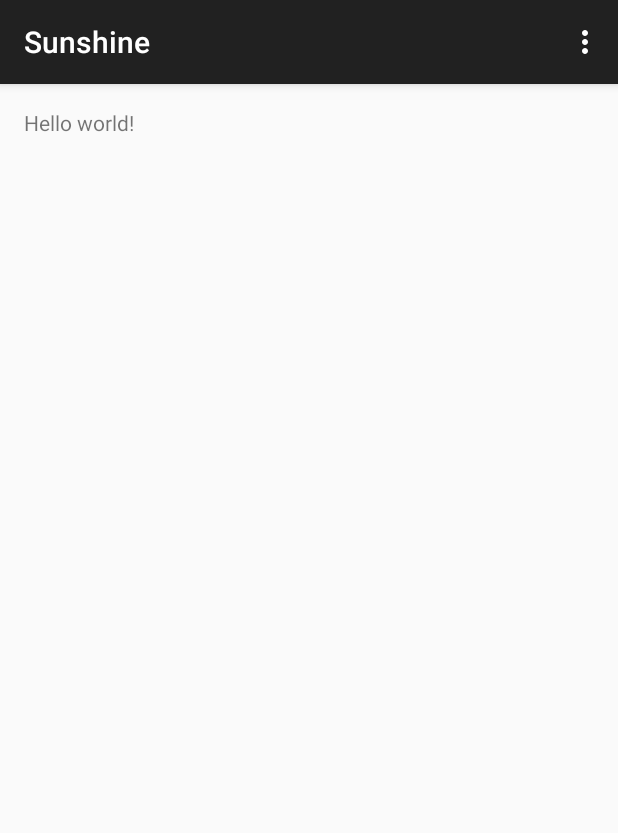
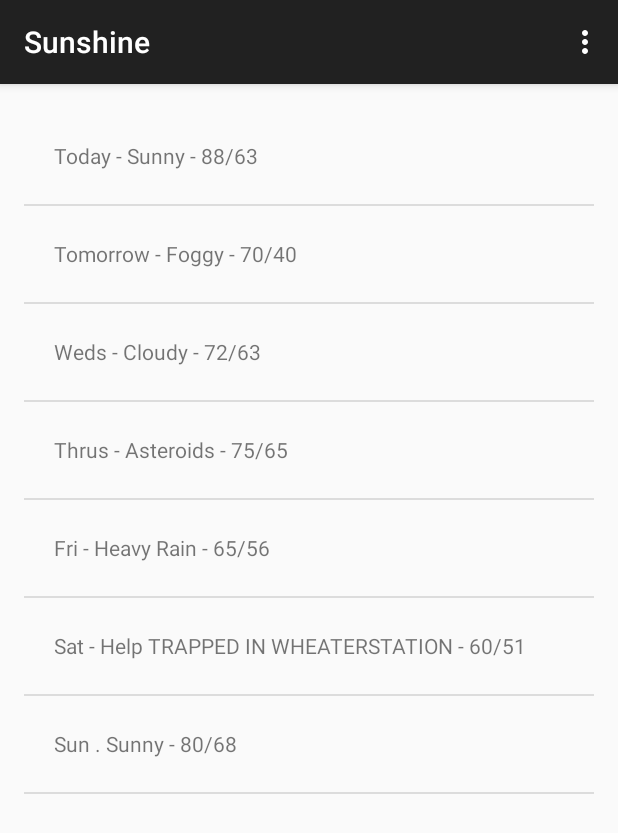
Before and after one commit to policeestebi/SunshineAndroid, an Android app: the screen it shows after launch (MainActivity), on a phone screen of 412 x 824 dp. Shown: the top 833 px of the screen. Run offline under Robolectric (Android 15) with nearby library versions, the phone set to English and light mode, and no system bars.

Commit message:
Lesson 1 Add Array Adapter and layout modifications

```diff
--- a/app/src/main/java/com/dahorus/android/sunshine/app/MainActivity.java
+++ b/app/src/main/java/com/dahorus/android/sunshine/app/MainActivity.java
@@ -10,10 +10,18 @@ import android.view.MenuItem;
 import android.view.View;
 import android.view.ViewGroup;
 import android.os.Build;
+import android.widget.ArrayAdapter;
+import android.widget.ListView;
 
+import java.util.Arrays;
+import java.util.List;
+
+import java.util.ArrayList;
 
 
 public class MainActivity extends ActionBarActivity {
+
+
 
     @Override
     protected void onCreate(Bundle savedInstanceState) {
@@ -51,13 +59,53 @@ public class MainActivity extends ActionBarActivity {
      */
     public static class PlaceholderFragment extends Fragment {
 
+        private ArrayAdapter<String> mForecastAdapter;
+        private ListView mListViewForecast;
+
+
         public PlaceholderFragment() {
+
+
+            ///mListViewForecast =
+
         }
 
         @Override
         public View onCreateView(LayoutInflater inflater, ViewGroup container,
                 Bundle savedInstanceState) {
             View rootView = inflater.inflate(R.layout.fragment_main, container, false);
+
+            String[] forecastArray = {
+
+                    "Today - Sunny - 88/63",
+                    "Tomorrow - Foggy - 70/40",
+                    "Weds - Cloudy - 72/63",
+                    "Thrus - Asteroids - 75/65",
+                    "Fri - Heavy Rain - 65/56",
+                    "Sat - Help TRAPPED IN WHEATERSTATION - 60/51",
+                    "Sun . Sunny - 80/68"
+
+            };
+
+
+
+            List<String> weekForecast = new ArrayList<String>(Arrays.asList(forecastArray));
+
+            mForecastAdapter = new ArrayAdapter<String>(
+                                                        //The current context(this fragment's parent activity)
+                                                        getActivity(),
+                                                        //ID of list item layout
+                                                        R.layout.list_item_forecast,
+                                                        //ID of the textview to populate
+                                                        R.id.list_item_forecast_textview,
+                                                        //Forecast data
+                                                        weekForecast
+            );
+
+            mListViewForecast = (ListView)rootView.findViewById(R.id.listview_forecast);
+
+            mListViewForecast.setAdapter(mForecastAdapter);
+
             return rootView;
         }
     }
--- a/app/src/main/res/layout/fragment_main.xml
+++ b/app/src/main/res/layout/fragment_main.xml
@@ -1,4 +1,4 @@
-<RelativeLayout xmlns:android="http://schemas.android.com/apk/res/android"
+<FrameLayout xmlns:android="http://schemas.android.com/apk/res/android"
     xmlns:tools="http://schemas.android.com/tools"
     android:layout_width="match_parent"
     android:layout_height="match_parent"
@@ -8,9 +8,10 @@
     android:paddingBottom="@dimen/activity_vertical_margin"
     tools:context=".MainActivity$PlaceholderFragment">
 
-    <TextView
-        android:text="@string/hello_world"
-        android:layout_width="wrap_content"
-        android:layout_height="wrap_content" />
 
-</RelativeLayout>
+    <ListView
+        android:layout_width="match_parent"
+        android:layout_height="match_parent"
+        android:id="@+id/listview_forecast"
+        android:layout_gravity="center_horizontal|top" />
+</FrameLayout>
--- /dev/null
+++ b/app/src/main/res/layout/list_item_forecast.xml
@@ -0,0 +1,9 @@
+<?xml version="1.0" encoding="utf-8"?>
+<TextView xmlns:android="http://schemas.android.com/apk/res/android"
+    android:layout_width="match_parent"
+    android:layout_height="wrap_content"
+    android:minHeight="?android:attr/listPreferredItemHeight"
+    android:text="Today - Sunny - 88/63"
+    android:gravity="center_vertical"
+    android:id="@+id/list_item_forecast_textview"
+    android:padding="20dp" />
```
Also changed, not shown: 2 other files.
